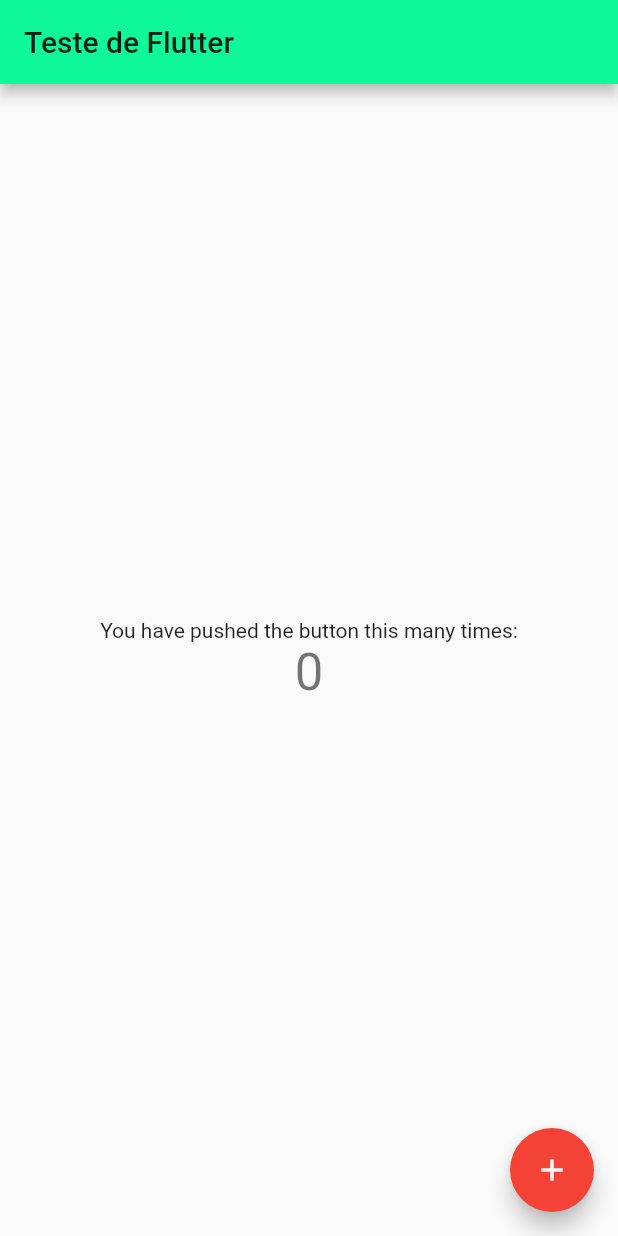
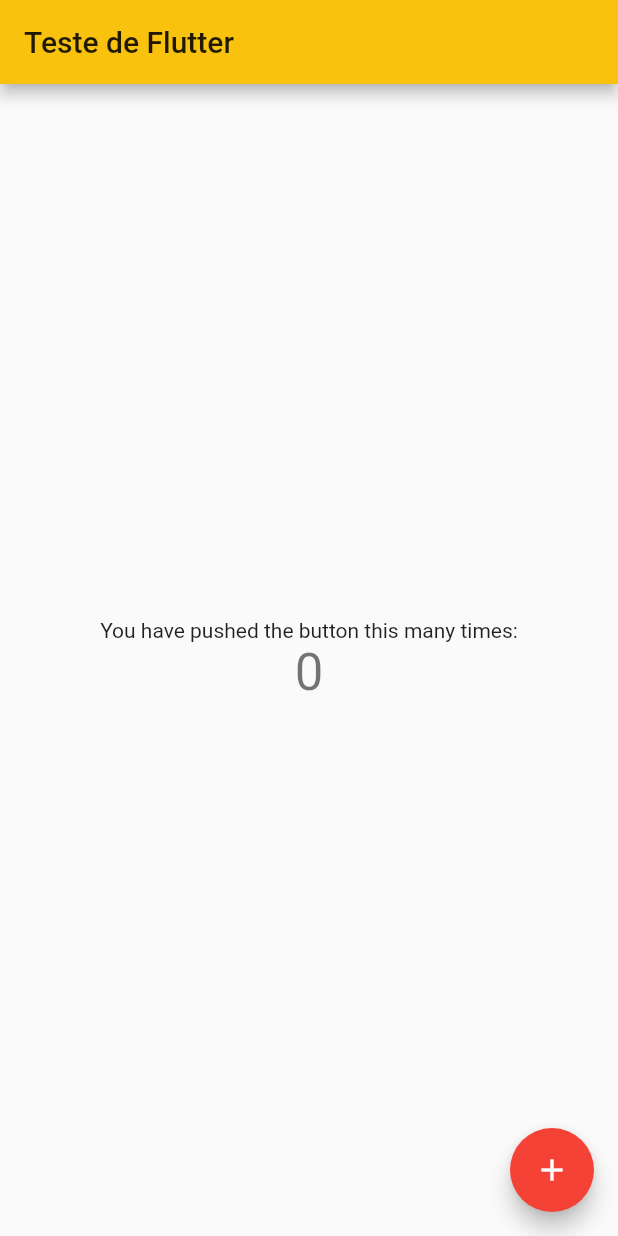
Before and after one commit to KOALLAN/flutter_patch, a Flutter app: the screen it shows after launch, on a phone screen of 412 x 824 dp. Run offline on Flutter 3.47's test engine with Material 2 defaults, Android fonts, the phone set to English and light mode, and no system bars.

Commit message:
Alterei a cor

```diff
--- a/lib/main.dart
+++ b/lib/main.dart
@@ -11,7 +11,7 @@ class MyApp extends StatelessWidget {
       title: 'Flutter Demo',
       theme: ThemeData(
         primarySwatch: Colors.red,
-        primaryColor: Color(0xFF0ff899),
+        primaryColor: Color(0xFFF8C20F),
       ),
       home: MyHomePage(title: 'Teste de Flutter'),
     );
```
